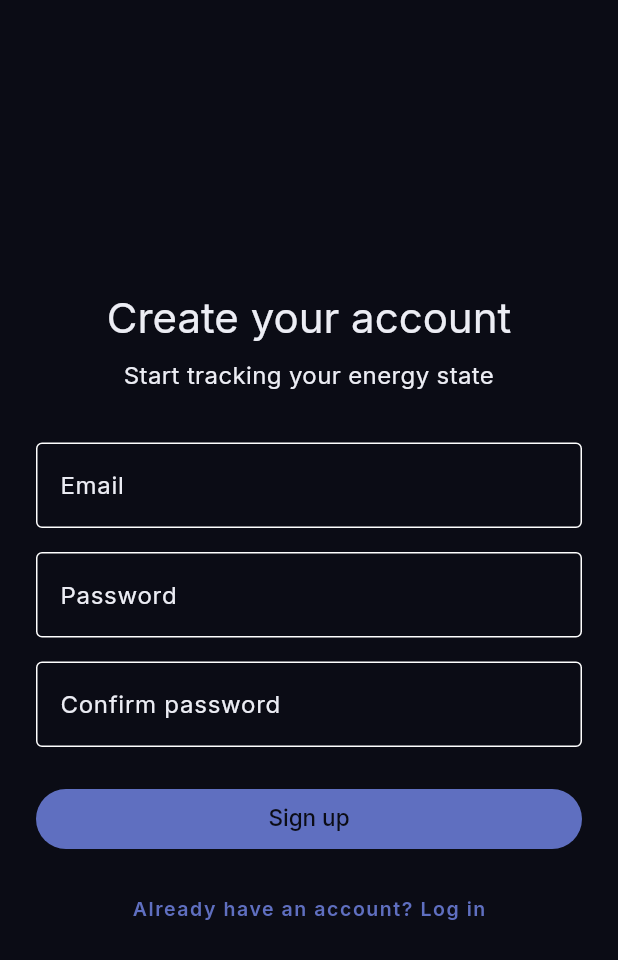
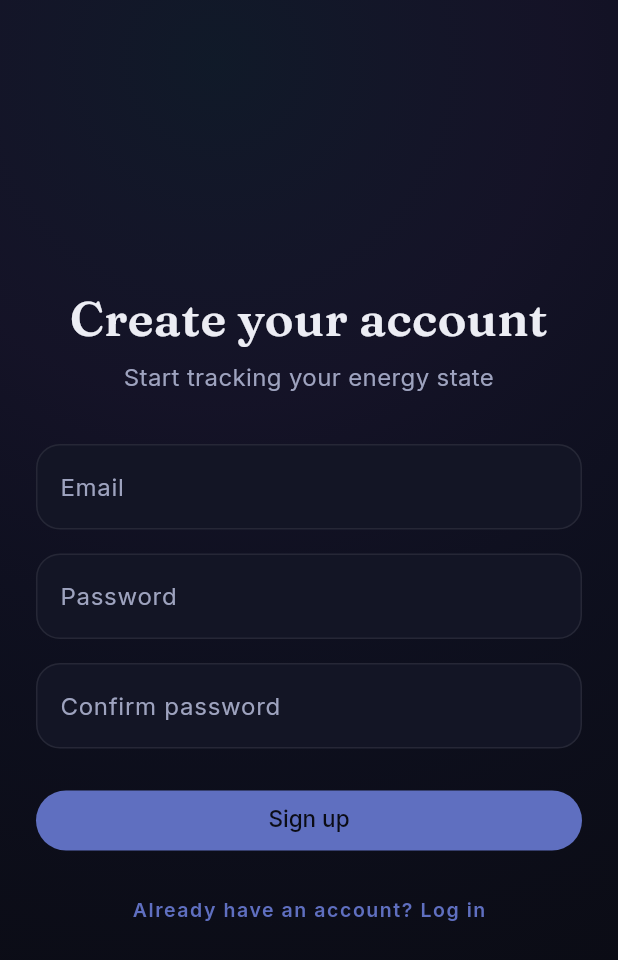
Before and after one commit to dynastyfinest23-alt/levels-native, a Flutter app: the screen it shows after launch, after a tap on "Log in", after a tap on "New here? Create an account", on a phone screen of 412 x 824 dp. Shown: the top 960 px of the screen. Run offline on Flutter 3.47's test engine with Material 3 defaults, Android fonts, the light colour scheme and no system bars; our stand-ins replace go_router, supabase_flutter; accounts and stored records are empty; statements that could not run were skipped.

Commit message:
Restyle auth and assessment screens with design tokens per MASTER.md
Adds a shared InputDecorationTheme (surface fill, glassStroke border,
neutralAccent focus ring) so login/signup fields no longer use raw
Material defaults. Assessment gets the aurora backdrop, glass answer
cards, and displayTitle/panelTitle typography; submitting and error
states match the established BreathingDot/OutlinedButton pattern.

```diff
--- a/lib/features/auth/login_screen.dart
+++ b/lib/features/auth/login_screen.dart
@@ -2,6 +2,12 @@ import 'package:flutter/material.dart';
 import 'package:go_router/go_router.dart';
 import 'package:supabase_flutter/supabase_flutter.dart';
 
+import '../../core/design_tokens.dart';
+import '../../core/widgets/aurora_backdrop.dart';
+import '../../core/widgets/breathing_dot.dart';
+
+/// Visual treatment: design-system/MASTER.md §1, §2. No zone context yet —
+/// `neutralAccent` throughout, no glow.
 class LoginScreen extends StatefulWidget {
   const LoginScreen({super.key});
 
@@ -50,11 +56,13 @@ class _LoginScreenState extends State<LoginScreen> {
   @override
   Widget build(BuildContext context) {
     return Scaffold(
-      body: Center(
+      body: AuroraBackdrop(
+        child: SafeArea(
+          child: Center(
             child: SingleChildScrollView(
-          padding: const EdgeInsets.all(24),
+              padding: const EdgeInsets.all(LevelsSpace.screenGutter),
               child: ConstrainedBox(
-            constraints: const BoxConstraints(maxWidth: 400),
+                constraints: const BoxConstraints(maxWidth: LevelsSpace.contentMaxWidth),
                 child: Form(
                   key: _formKey,
                   child: Column(
@@ -64,21 +72,19 @@ class _LoginScreenState extends State<LoginScreen> {
                       Text(
                         'Levels',
                         textAlign: TextAlign.center,
-                    style: Theme.of(context).textTheme.headlineMedium,
+                        style: LevelsType.displayTitle,
                       ),
-                  const SizedBox(height: 8),
+                      const SizedBox(height: LevelsSpace.space8),
                       Text(
                         'Log in to continue your climb',
                         textAlign: TextAlign.center,
-                    style: Theme.of(context).textTheme.bodyMedium,
+                        style: LevelsType.body.copyWith(color: LevelsColors.textSecondary),
                       ),
-                  const SizedBox(height: 32),
+                      const SizedBox(height: LevelsSpace.space32),
                       TextFormField(
                         controller: _emailController,
-                    decoration: const InputDecoration(
-                      labelText: 'Email',
-                      border: OutlineInputBorder(),
-                    ),
+                        style: LevelsType.body,
+                        decoration: const InputDecoration(labelText: 'Email'),
                         keyboardType: TextInputType.emailAddress,
                         autofillHints: const [AutofillHints.email],
                         validator: (value) {
@@ -89,13 +95,11 @@ class _LoginScreenState extends State<LoginScreen> {
                           return null;
                         },
                       ),
-                  const SizedBox(height: 16),
+                      const SizedBox(height: LevelsSpace.space16),
                       TextFormField(
                         controller: _passwordController,
-                    decoration: const InputDecoration(
-                      labelText: 'Password',
-                      border: OutlineInputBorder(),
-                    ),
+                        style: LevelsType.body,
+                        decoration: const InputDecoration(labelText: 'Password'),
                         obscureText: true,
                         autofillHints: const [AutofillHints.password],
                         onFieldSubmitted: (_) => _signIn(),
@@ -103,18 +107,14 @@ class _LoginScreenState extends State<LoginScreen> {
                             ? 'Enter your password'
                             : null,
                       ),
-                  const SizedBox(height: 24),
+                      const SizedBox(height: LevelsSpace.space24),
                       FilledButton(
                         onPressed: _submitting ? null : _signIn,
                         child: _submitting
-                        ? const SizedBox(
-                            height: 20,
-                            width: 20,
-                            child: CircularProgressIndicator(strokeWidth: 2),
-                          )
+                            ? const BreathingDot(color: LevelsColors.voidColor)
                             : const Text('Log in'),
                       ),
-                  const SizedBox(height: 12),
+                      const SizedBox(height: LevelsSpace.space12),
                       TextButton(
                         onPressed:
                             _submitting ? null : () => context.go('/signup'),
@@ -126,6 +126,8 @@ class _LoginScreenState extends State<LoginScreen> {
               ),
             ),
           ),
+        ),
+      ),
     );
   }
 }
--- a/lib/features/auth/signup_screen.dart
+++ b/lib/features/auth/signup_screen.dart
@@ -2,6 +2,12 @@ import 'package:flutter/material.dart';
 import 'package:go_router/go_router.dart';
 import 'package:supabase_flutter/supabase_flutter.dart';
 
+import '../../core/design_tokens.dart';
+import '../../core/widgets/aurora_backdrop.dart';
+import '../../core/widgets/breathing_dot.dart';
+
+/// Visual treatment: design-system/MASTER.md §1, §2. No zone context yet —
+/// `neutralAccent` throughout, no glow.
 class SignupScreen extends StatefulWidget {
   const SignupScreen({super.key});
 
@@ -58,11 +64,13 @@ class _SignupScreenState extends State<SignupScreen> {
   @override
   Widget build(BuildContext context) {
     return Scaffold(
-      body: Center(
+      body: AuroraBackdrop(
+        child: SafeArea(
+          child: Center(
             child: SingleChildScrollView(
-          padding: const EdgeInsets.all(24),
+              padding: const EdgeInsets.all(LevelsSpace.screenGutter),
               child: ConstrainedBox(
-            constraints: const BoxConstraints(maxWidth: 400),
+                constraints: const BoxConstraints(maxWidth: LevelsSpace.contentMaxWidth),
                 child: Form(
                   key: _formKey,
                   child: Column(
@@ -72,21 +80,19 @@ class _SignupScreenState extends State<SignupScreen> {
                       Text(
                         'Create your account',
                         textAlign: TextAlign.center,
-                    style: Theme.of(context).textTheme.headlineMedium,
+                        style: LevelsType.displayTitle,
                       ),
-                  const SizedBox(height: 8),
+                      const SizedBox(height: LevelsSpace.space8),
                       Text(
                         'Start tracking your energy state',
                         textAlign: TextAlign.center,
-                    style: Theme.of(context).textTheme.bodyMedium,
+                        style: LevelsType.body.copyWith(color: LevelsColors.textSecondary),
                       ),
-                  const SizedBox(height: 32),
+                      const SizedBox(height: LevelsSpace.space32),
                       TextFormField(
                         controller: _emailController,
-                    decoration: const InputDecoration(
-                      labelText: 'Email',
-                      border: OutlineInputBorder(),
-                    ),
+                        style: LevelsType.body,
+                        decoration: const InputDecoration(labelText: 'Email'),
                         keyboardType: TextInputType.emailAddress,
                         autofillHints: const [AutofillHints.email],
                         validator: (value) {
@@ -97,44 +103,36 @@ class _SignupScreenState extends State<SignupScreen> {
                           return null;
                         },
                       ),
-                  const SizedBox(height: 16),
+                      const SizedBox(height: LevelsSpace.space16),
                       TextFormField(
                         controller: _passwordController,
-                    decoration: const InputDecoration(
-                      labelText: 'Password',
-                      border: OutlineInputBorder(),
-                    ),
+                        style: LevelsType.body,
+                        decoration: const InputDecoration(labelText: 'Password'),
                         obscureText: true,
                         autofillHints: const [AutofillHints.newPassword],
                         validator: (value) => (value == null || value.length < 6)
                             ? 'Password must be at least 6 characters'
                             : null,
                       ),
-                  const SizedBox(height: 16),
+                      const SizedBox(height: LevelsSpace.space16),
                       TextFormField(
                         controller: _confirmController,
-                    decoration: const InputDecoration(
-                      labelText: 'Confirm password',
-                      border: OutlineInputBorder(),
-                    ),
+                        style: LevelsType.body,
+                        decoration: const InputDecoration(labelText: 'Confirm password'),
                         obscureText: true,
                         onFieldSubmitted: (_) => _signUp(),
                         validator: (value) => (value != _passwordController.text)
                             ? 'Passwords do not match'
                             : null,
                       ),
-                  const SizedBox(height: 24),
+                      const SizedBox(height: LevelsSpace.space24),
                       FilledButton(
                         onPressed: _submitting ? null : _signUp,
                         child: _submitting
-                        ? const SizedBox(
-                            height: 20,
-                            width: 20,
-                            child: CircularProgressIndicator(strokeWidth: 2),
-                          )
+                            ? const BreathingDot(color: LevelsColors.voidColor)
                             : const Text('Sign up'),
                       ),
-                  const SizedBox(height: 12),
+                      const SizedBox(height: LevelsSpace.space12),
                       TextButton(
                         onPressed: _submitting ? null : () => context.go('/login'),
                         child: const Text('Already have an account? Log in'),
@@ -145,6 +143,8 @@ class _SignupScreenState extends State<SignupScreen> {
               ),
             ),
           ),
+        ),
+      ),
     );
   }
 }
--- a/lib/main.dart
+++ b/lib/main.dart
@@ -79,4 +79,21 @@ final ThemeData _levelsTheme = ThemeData(
       ),
     ),
   ),
+  inputDecorationTheme: InputDecorationTheme(
+    filled: true,
+    fillColor: LevelsColors.surface,
+    labelStyle: LevelsType.body.copyWith(color: LevelsColors.textSecondary),
+    border: OutlineInputBorder(
+      borderRadius: BorderRadius.circular(LevelsSpace.radiusPanel),
+      borderSide: const BorderSide(color: LevelsColors.glassStroke),
+    ),
+    enabledBorder: OutlineInputBorder(
+      borderRadius: BorderRadius.circular(LevelsSpace.radiusPanel),
+      borderSide: const BorderSide(color: LevelsColors.glassStroke),
+    ),
+    focusedBorder: OutlineInputBorder(
+      borderRadius: BorderRadius.circular(LevelsSpace.radiusPanel),
+      borderSide: const BorderSide(color: LevelsColors.neutralAccent, width: 2),
+    ),
+  ),
 );
```
Also changed, not shown: lib/features/assessment/assessment_screen.dart (+79 -35 lines). Lines whose indentation alone changed are shown as unchanged.
